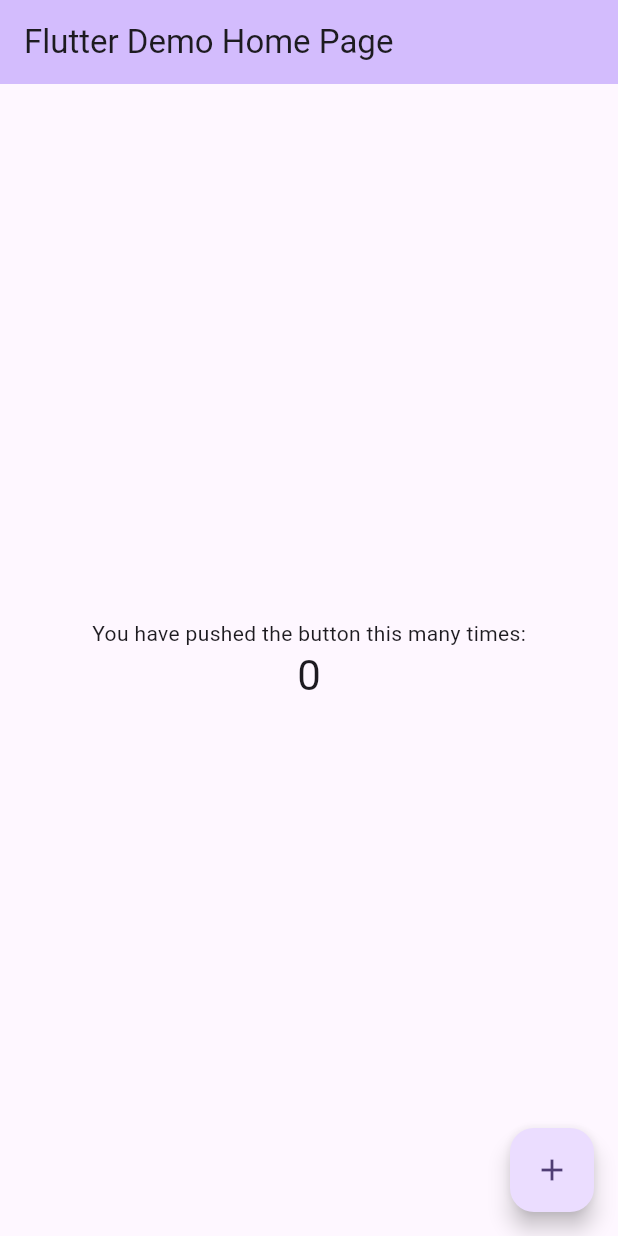
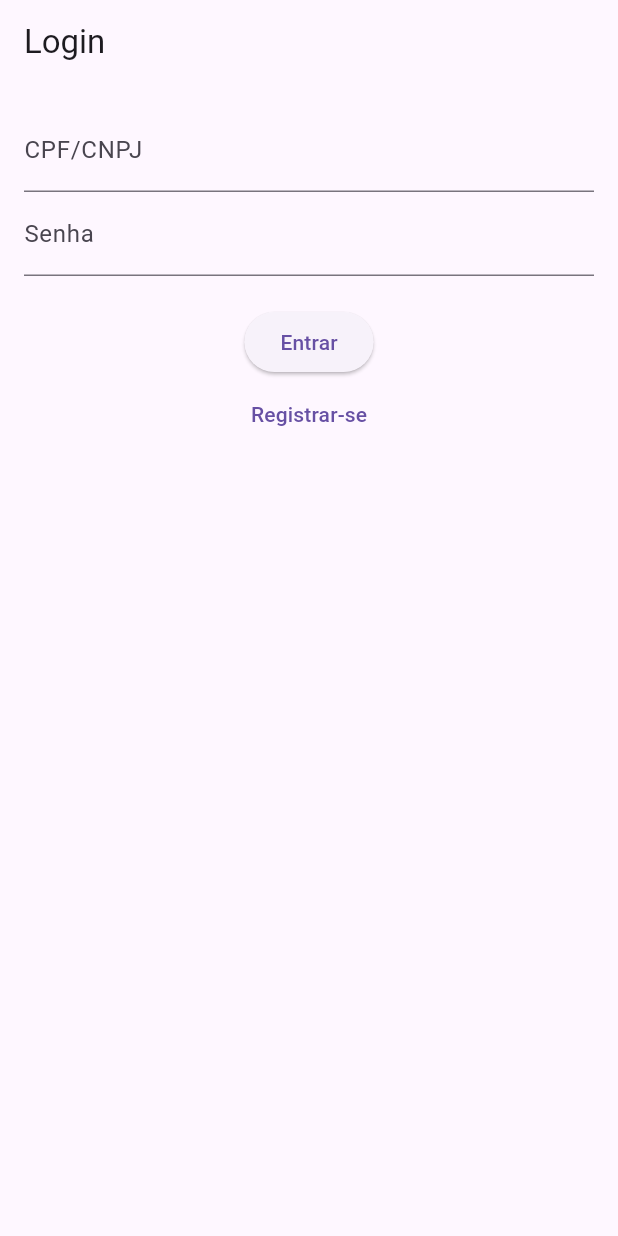
Before and after one commit to Omigaass/Projeto_Pay_Manager, a Flutter app: the screen it shows after launch, on a phone screen of 412 x 824 dp. Run offline on Flutter 3.47's test engine with Material 3 defaults, Android fonts, the phone set to English and light mode, and no system bars.

Commit message:
Login e registro funcionando
Falta adicionar a tela de adicionar despesas e receitas, tela dashboard ok!
Caso possivel, estilizem.

```diff
--- a/mobile/pay_manager_mobile/lib/main.dart
+++ b/mobile/pay_manager_mobile/lib/main.dart
@@ -1,125 +1,25 @@
 import 'package:flutter/material.dart';
+import 'screens/login_screen.dart';
+import 'screens/register_screen.dart';
+import 'screens/dashboard_screen.dart';
 
 void main() {
-  runApp(const MyApp());
+  runApp(PayManagerApp());
 }
 
-class MyApp extends StatelessWidget {
-  const MyApp({super.key});
-
-  // This widget is the root of your application.
+class PayManagerApp extends StatelessWidget {
   @override
   Widget build(BuildContext context) {
     return MaterialApp(
-      title: 'Flutter Demo',
-      theme: ThemeData(
-        // This is the theme of your application.
-        //
-        // TRY THIS: Try running your application with "flutter run". You'll see
-        // the application has a purple toolbar. Then, without quitting the app,
-        // try changing the seedColor in the colorScheme below to Colors.green
-        // and then invoke "hot reload" (save your changes or press the "hot
-        // reload" button in a Flutter-supported IDE, or press "r" if you used
-        // the command line to start the app).
-        //
-        // Notice that the counter didn't reset back to zero; the application
-        // state is not lost during the reload. To reset the state, use hot
-        // restart instead.
-        //
-        // This works for code too, not just values: Most code changes can be
-        // tested with just a hot reload.
-        colorScheme: ColorScheme.fromSeed(seedColor: Colors.deepPurple),
-        useMaterial3: true,
-      ),
-      home: const MyHomePage(title: 'Flutter Demo Home Page'),
+      title: 'Pay Manager Mobile',
+      initialRoute: '/',
+      routes: {
+        '/': (context) => LoginScreen(),
+        '/register': (context) => RegisterScreen(),
+        '/dashboard': (context) => DashboardScreen(
+              userId: ModalRoute.of(context)!.settings.arguments as int,
+            ),
+      },
     );
   }
 }
-
-class MyHomePage extends StatefulWidget {
-  const MyHomePage({super.key, required this.title});
-
-  // This widget is the home page of your application. It is stateful, meaning
-  // that it has a State object (defined below) that contains fields that affect
-  // how it looks.
-
-  // This class is the configuration for the state. It holds the values (in this
-  // case the title) provided by the parent (in this case the App widget) and
-  // used by the build method of the State. Fields in a Widget subclass are
-  // always marked "final".
-
-  final String title;
-
-  @override
-  State<MyHomePage> createState() => _MyHomePageState();
-}
-
-class _MyHomePageState extends State<MyHomePage> {
-  int _counter = 0;
-
-  void _incrementCounter() {
-    setState(() {
-      // This call to setState tells the Flutter framework that something has
-      // changed in this State, which causes it to rerun the build method below
-      // so that the display can reflect the updated values. If we changed
-      // _counter without calling setState(), then the build method would not be
-      // called again, and so nothing would appear to happen.
-      _counter++;
-    });
-  }
-
-  @override
-  Widget build(BuildContext context) {
-    // This method is rerun every time setState is called, for instance as done
-    // by the _incrementCounter method above.
-    //
-    // The Flutter framework has been optimized to make rerunning build methods
-    // fast, so that you can just rebuild anything that needs updating rather
-    // than having to individually change instances of widgets.
-    return Scaffold(
-      appBar: AppBar(
-        // TRY THIS: Try changing the color here to a specific color (to
-        // Colors.amber, perhaps?) and trigger a hot reload to see the AppBar
-        // change color while the other colors stay the same.
-        backgroundColor: Theme.of(context).colorScheme.inversePrimary,
-        // Here we take the value from the MyHomePage object that was created by
-        // the App.build method, and use it to set our appbar title.
-        title: Text(widget.title),
-      ),
-      body: Center(
-        // Center is a layout widget. It takes a single child and positions it
-        // in the middle of the parent.
-        child: Column(
-          // Column is also a layout widget. It takes a list of children and
-          // arranges them vertically. By default, it sizes itself to fit its
-          // children horizontally, and tries to be as tall as its parent.
-          //
-          // Column has various properties to control how it sizes itself and
-          // how it positions its children. Here we use mainAxisAlignment to
-          // center the children vertically; the main axis here is the vertical
-          // axis because Columns are vertical (the cross axis would be
-          // horizontal).
-          //
-          // TRY THIS: Invoke "debug painting" (choose the "Toggle Debug Paint"
-          // action in the IDE, or press "p" in the console), to see the
-          // wireframe for each widget.
-          mainAxisAlignment: MainAxisAlignment.center,
-          children: <Widget>[
-            const Text(
-              'You have pushed the button this many times:',
-            ),
-            Text(
-              '$_counter',
-              style: Theme.of(context).textTheme.headlineMedium,
-            ),
-          ],
-        ),
-      ),
-      floatingActionButton: FloatingActionButton(
-        onPressed: _incrementCounter,
-        tooltip: 'Increment',
-        child: const Icon(Icons.add),
-      ), // This trailing comma makes auto-formatting nicer for build methods.
-    );
-  }
-}
--- /dev/null
+++ b/mobile/pay_manager_mobile/lib/screens/login_screen.dart
@@ -0,0 +1,71 @@
+import 'package:flutter/material.dart';
+import 'package:http/http.dart' as http;
+import 'dart:convert';
+
+class LoginScreen extends StatefulWidget {
+  @override
+  _LoginScreenState createState() => _LoginScreenState();
+}
+
+class _LoginScreenState extends State<LoginScreen> {
+  final _cpfCnpjController = TextEditingController();
+  final _senhaController = TextEditingController();
+
+  Future<void> login() async {
+    final response = await http.post(
+      Uri.parse('http://192.168.1.243:3000/api/auth/login'),
+      headers: {'Content-Type': 'application/json'},
+      body: jsonEncode({
+        'cpf_cnpj': _cpfCnpjController.text,
+        'senha': _senhaController.text,
+      }),
+    );
+
+    if (response.statusCode == 200) {
+      final data = jsonDecode(response.body);
+      if (data['usu_id'] != null) {
+        Navigator.pushReplacementNamed(context, '/dashboard', arguments: data['usu_id']);
+      } else {
+        ScaffoldMessenger.of(context).showSnackBar(
+          SnackBar(content: Text(data['message'] ?? 'Erro no login')),
+        );
+      }
+    } else {
+      ScaffoldMessenger.of(context).showSnackBar(
+        SnackBar(content: Text('Erro ao se conectar ao servidor')),
+      );
+    }
+  }
+
+  @override
+  Widget build(BuildContext context) {
+    return Scaffold(
+      appBar: AppBar(title: Text('Login')),
+      body: Padding(
+        padding: const EdgeInsets.all(16.0),
+        child: Column(
+          children: [
+            TextField(
+              controller: _cpfCnpjController,
+              decoration: InputDecoration(labelText: 'CPF/CNPJ'),
+            ),
+            TextField(
+              controller: _senhaController,
+              decoration: InputDecoration(labelText: 'Senha'),
+              obscureText: true,
+            ),
+            SizedBox(height: 20),
+            ElevatedButton(
+              onPressed: login,
+              child: Text('Entrar'),
+            ),
+            TextButton(
+              onPressed: () => Navigator.pushNamed(context, '/register'),
+              child: Text('Registrar-se'),
+            ),
+          ],
+        ),
+      ),
+    );
+  }
+}
--- a/mobile/pay_manager_mobile/pubspec.yaml
+++ b/mobile/pay_manager_mobile/pubspec.yaml
@@ -30,6 +30,7 @@ environment:
 dependencies:
   flutter:
     sdk: flutter
+  http: ^1.1.0
 
 
   # The following adds the Cupertino Icons font to your application.
```
Also changed, not shown: mobile/pay_manager_mobile/lib/screens/dashboard_screen.dart (added, +192 -0 lines), mobile/pay_manager_mobile/lib/screens/register_screen.dart (added, +79 -0 lines), mobile/pay_manager_mobile/pubspec.lock, 2 other files.
